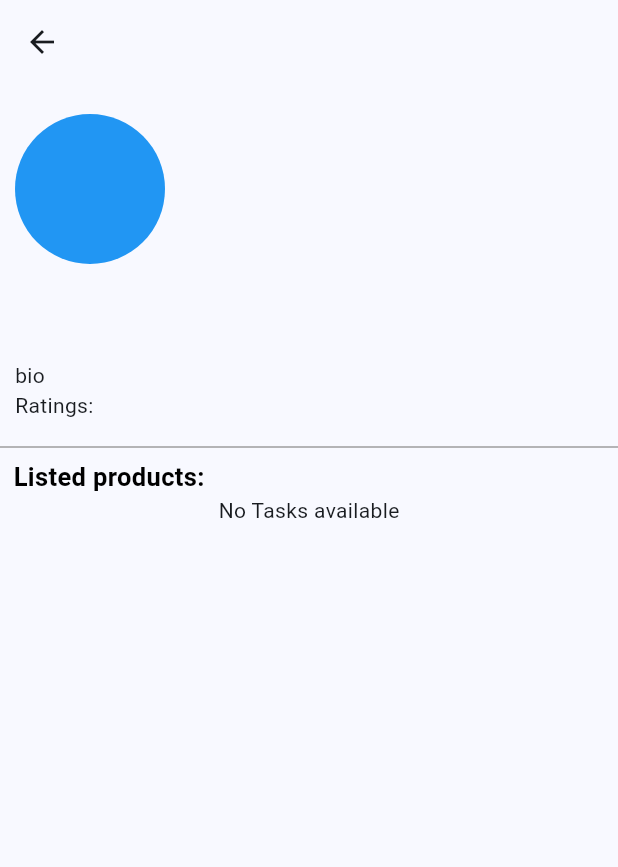
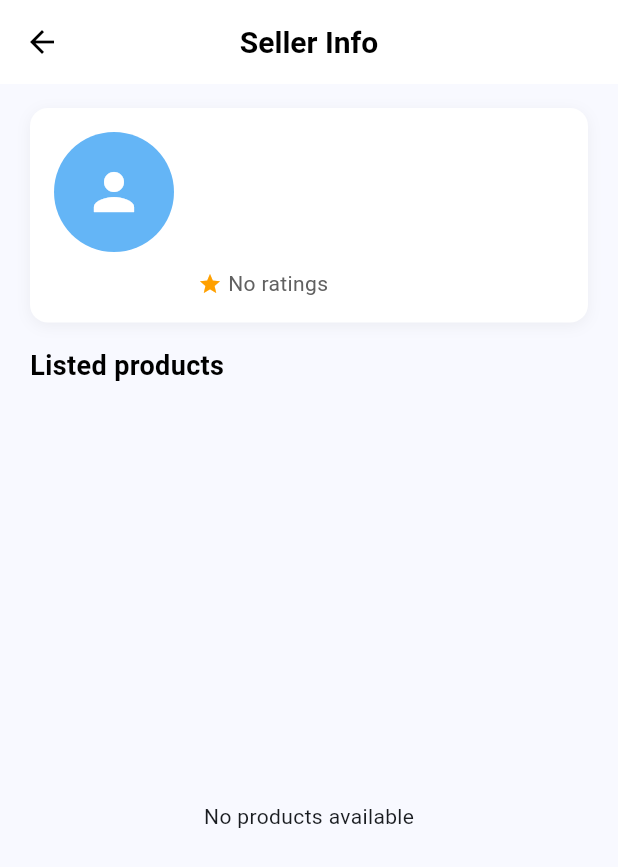
Before and after one commit to MujahidAmin1/shopify, a Flutter app: the Userpage screen opened directly with empty values, on a phone screen of 412 x 824 dp. Shown: the top 867 px of the screen. Run offline on Flutter 3.47's test engine with Material 3 defaults, Android fonts, the phone set to English and light mode, and no system bars; our stand-ins replace another_flushbar, cloud_firestore, dotted_border, firebase_auth, firebase_core, firebase_storage and 4 more; accounts and stored records are empty.

Commit message:
minor fix

```diff
--- a/lib/views/screens/userpage.dart
+++ b/lib/views/screens/userpage.dart
@@ -1,5 +1,3 @@
-
-
 import 'package:flutter/material.dart';
 import 'package:flutter_spinkit/flutter_spinkit.dart';
 import 'package:shopify/models/user.dart';
@@ -13,87 +11,116 @@ import '../../models/product.dart';
 import 'product_detailed_screen.dart';
 
 class Userpage extends StatelessWidget {
-  String userId;
-  Userpage({super.key, required this.userId});
+  final String userId;
+  const Userpage({super.key, required this.userId});
 
   @override
   Widget build(BuildContext context) {
-    DatabaseService service = DatabaseService();
+    final service = DatabaseService();
+
     return Scaffold(
-        appBar: AppBar(),
+      appBar: AppBar(
+        title: const Text('Seller Info'),
+        centerTitle: true,
+        elevation: 0,
+        backgroundColor: Colors.white,
+        foregroundColor: Colors.black,
+        iconTheme: const IconThemeData(color: Colors.black),
+        titleTextStyle: kTextStyle(size: 20, isBold: true, color: Colors.black),
+      ),
       body: FutureBuilder<User>(
         future: service.getOwnerByProductId(userId),
-          builder: (context, snapshot) {
-            if (snapshot.connectionState == ConnectionState.waiting) {
-              return CircularProgressIndicator(); // or SkeletonLoader
-            } else if (snapshot.hasError) {
-              return Text("Error: ${snapshot.error}");
-            } else if (!snapshot.hasData) {
-              return Text("User not found.");
-            } else {
-              final user = snapshot.data!;
+        builder: (context, userSnapshot) {
+          if (userSnapshot.connectionState == ConnectionState.waiting) {
+            return const Center(child: CircularProgressIndicator());
+          } else if (userSnapshot.hasError) {
+            return Center(
+              child: Text("Error: ${userSnapshot.error}",
+                  style: kTextStyle(color: Colors.red)),
+            );
+          } else if (!userSnapshot.hasData) {
+            return const Center(child: Text("User not found."));
+          }
 
+          final user = userSnapshot.data!;
           return Column(
             crossAxisAlignment: CrossAxisAlignment.start,
             children: [
-                  UserInfoWidget(
+              Padding(
+                padding:
+                    const EdgeInsets.symmetric(horizontal: 20, vertical: 16),
+                child: UserInfoWidget(
                   username: user.username,
                   email: user.email,
-                    bio: "bio",
+                  bio: user.bio ?? 'No bio',
                 ),
-                  Text(
-                    "  Listed products: ",
-                    style: kTextStyle(size: 17, isBold: true),
               ),
-                  StreamBuilder(
+              Padding(
+                padding: const EdgeInsets.symmetric(horizontal: 20),
+                child: Text(
+                  "Listed products",
+                  style: kTextStyle(size: 18, isBold: true),
+                ),
+              ),
+              const SizedBox(height: 8),
+              Expanded(
+                child: StreamBuilder<List<Product>>(
                   stream: service.getProductsByUser(userId),
-                    builder: (context, snapshot) {
-                      if (snapshot.connectionState == ConnectionState.waiting) {
-                        return Center(
-                            child: SpinKitSpinningLines(
-                          color: Colors.black,
-                        ));
-                      }
-                      if (snapshot.hasError) {
+                  builder: (context, prodSnapshot) {
+                    if (prodSnapshot.connectionState ==
+                        ConnectionState.waiting) {
+                      return const Center(
+                        child: SpinKitSpinningLines(color: Colors.black),
+                      );
+                    } else if (prodSnapshot.hasError) {
                       return Center(
                         child: Text(
-                          snapshot.error!.toString(),
-                          style: kTextStyle(color: Colors.white),
-                        ));
+                          prodSnapshot.error!.toString(),
+                          style: kTextStyle(color: Colors.red),
+                        ),
+                      );
                     }
 
-                      if (!snapshot.hasData || snapshot.data!.isEmpty) {
-                        return Center(child: Text('No Tasks available'));
+                    final products = prodSnapshot.data;
+                    if (products == null || products.isEmpty) {
+                      return const Center(child: Text('No products available'));
                     }
-                      List<Product> products = snapshot.data!;
-                      return Expanded(
-                        child: GridView.builder(
+
+                    return GridView.builder(
+                      padding: const EdgeInsets.symmetric(horizontal: 10),
                       gridDelegate:
-                              SliverGridDelegateWithFixedCrossAxisCount(
-                                  crossAxisCount: 2),
+                          const SliverGridDelegateWithFixedCrossAxisCount(
+                        crossAxisCount: 2,
+                        crossAxisSpacing: 10,
+                        mainAxisSpacing: 10,
+                        mainAxisExtent: 220,
+                      ),
                       itemCount: products.length,
                       itemBuilder: (context, index) {
+                        final product = products[index];
                         return GestureDetector(
                           onTap: () {
                             context.push(ProductDetailedScreen(
-                                    product: products[index], looped: true));
+                              product: product,
+                              looped: true,
+                            ));
                           },
                           child: ProductDisplay(
-                                img: products[index].imageUrls.first,
-                                title: products[index].title,
-                                description: products[index].description,
-                                price: products[index].price,
+                            img: product.imageUrls.first,
+                            title: product.title,
+                            description: product.description,
+                            price: product.price,
                           ),
+                        );
+                      },
+                    );
+                  },
+                ),
+              ),
+            ],
           );
         },
       ),
     );
-                    },
-                  )
-                ],
-              );
-            }
-          },
-        ));
   }
 }
--- a/lib/views/widgets/userinfowidget.dart
+++ b/lib/views/widgets/userinfowidget.dart
@@ -3,12 +3,13 @@ import 'package:flutter/material.dart';
 import 'package:shopify/utils/ktextStyle.dart';
 
 class UserInfoWidget extends StatelessWidget {
-  Image? image;
-  String username;
-  String bio;
-  String? ratings;
-  String email;
-  UserInfoWidget({
+  final Image? image;
+  final String username;
+  final String bio;
+  final String? ratings;
+  final String email;
+
+  const UserInfoWidget({
     super.key,
     this.image,
     required this.username,
@@ -20,42 +21,81 @@ class UserInfoWidget extends StatelessWidget {
   @override
   Widget build(BuildContext context) {
     return Container(
-      height: 250,
-      width: double.infinity,
-      child: Stack(
-        fit: StackFit.loose,
+      padding: const EdgeInsets.all(16),
+      decoration: BoxDecoration(
+        color: Colors.white,
+        borderRadius: BorderRadius.circular(12),
+        boxShadow: [
+          BoxShadow(
+            color: Colors.black.withOpacity(0.05),
+            blurRadius: 8,
+            offset: const Offset(0, 2),
+          ),
+        ],
+      ),
+      child: Row(
+        crossAxisAlignment: CrossAxisAlignment.start,
         children: [
-          Positioned(
-            left: 0,
-            top: 130,
-            child: Padding(
-              padding: const EdgeInsets.symmetric(horizontal: 10),
-              child: Column(
-                crossAxisAlignment: CrossAxisAlignment.start,
-                children: [
-                  Text(username, style: kTextStyle(size: 23, isBold: true)),
-                  Text(email),
-                  Text(bio),
-                  Text("Ratings: "),
-                ],
-              ),
-            ),
+          // Avatar
+          CircleAvatar(
+            radius: 40,
+            backgroundColor: Colors.blue.shade300,
+            backgroundImage: image?.image,
+            child: image == null
+                ? const Icon(Icons.person, size: 40, color: Colors.white)
+                : null,
           ),
-          Positioned(
-            top: 20,
-            left: 10,
-            child: CircleAvatar(
-              radius: 50,
-              backgroundColor: Colors.blue,
-            ),
-          ),
-          const Positioned(
-            bottom: 0,
-            left: 0,
-            right: 0,
-            child: Divider(
-              thickness: 1,
-              color: Colors.grey,
+          const SizedBox(width: 16),
+          // User Info
+          Expanded(
+            child: Column(
+              crossAxisAlignment: CrossAxisAlignment.start,
+              children: [
+                Text(
+                  username,
+                  style: kTextStyle(
+                    size: 20,
+                    isBold: true,
+                    color: Colors.black87,
+                  ),
+                ),
+                const SizedBox(height: 4),
+                Text(
+                  email,
+                  style: kTextStyle(
+                    size: 14,
+                    color: Colors.grey.shade600,
+                  ),
+                ),
+                const SizedBox(height: 8),
+                Text(
+                  bio,
+                  style: kTextStyle(
+                    size: 14,
+                    color: Colors.black54,
+                  ),
+                  maxLines: 2,
+                  overflow: TextOverflow.ellipsis,
+                ),
+                const SizedBox(height: 8),
+                Row(
+                  children: [
+                    Icon(
+                      Icons.star,
+                      size: 16,
+                      color: Colors.amber.shade700,
+                    ),
+                    const SizedBox(width: 4),
+                    Text(
+                      ratings != null ? ratings! : 'No ratings',
+                      style: kTextStyle(
+                        size: 14,
+                        color: Colors.grey.shade700,
+                      ),
+                    ),
+                  ],
+                ),
+              ],
             ),
           ),
         ],
```
Also changed, not shown: lib/views/screens/navbar_screens/profile.dart (+91 -101 lines), lib/views/widgets/order_summary_widget.dart (+6 -2 lines). Lines whose indentation alone changed are shown as unchanged.
